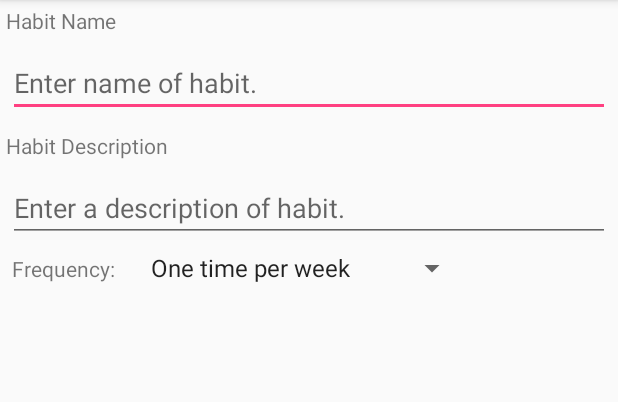
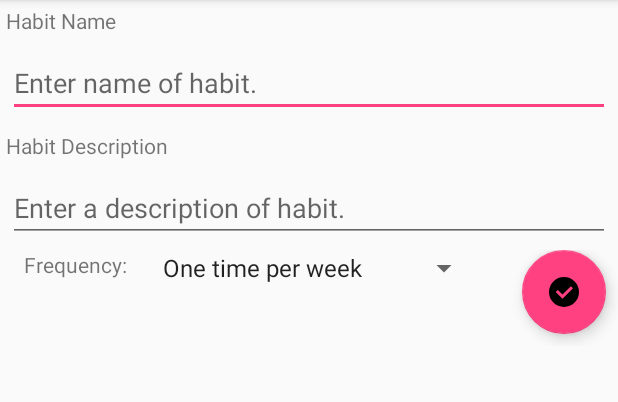
Before and after one commit to WhaleMentalist/HabitTracker, an Android app: the screen it shows after launch (AddHabitActivity), after a tap on an icon or button, on a phone screen of 412 x 824 dp, the part 84-486 px from its top. Run offline under Robolectric (Android 15) with nearby library versions, the phone set to English and light mode, and no system bars; our stand-ins replace Room's generated code.

Commit message:
Local storage works! It is persistent. Will need to start implementing unit tests soon to verify use cases.

```diff
--- a/app/build.gradle
+++ b/app/build.gradle
@@ -9,6 +9,7 @@ android {
         versionCode 1
         versionName "1.0"
         testInstrumentationRunner "android.support.test.runner.AndroidJUnitRunner"
+        vectorDrawables.useSupportLibrary = true
     }
     buildTypes {
         release {
--- a/app/src/main/java/us/spencer/habittracker/addhabit/AddHabitActivity.java
+++ b/app/src/main/java/us/spencer/habittracker/addhabit/AddHabitActivity.java
@@ -5,15 +5,24 @@ import android.support.annotation.Nullable;
 import android.support.v7.app.AppCompatActivity;
 
 import us.spencer.habittracker.R;
+import us.spencer.habittracker.utility.Injection;
 
 /**
  * Allow user to add a habit to track
  */
 public class AddHabitActivity extends AppCompatActivity {
 
+    private AddHabitPresenter mAddHabitPresenter;
+
     @Override
     protected void onCreate(@Nullable Bundle savedInstanceState) {
         super.onCreate(savedInstanceState);
         setContentView(R.layout.addhabit_act);
+
+        AddHabitFragment addHabitFragment =  (AddHabitFragment) getFragmentManager()
+                .findFragmentById(R.id.add_habit_frag);
+
+        mAddHabitPresenter = new AddHabitPresenter(Injection.provideHabitsRepository(this),
+                                                        addHabitFragment);
     }
 }
--- a/app/src/main/java/us/spencer/habittracker/addhabit/AddHabitContract.java
+++ b/app/src/main/java/us/spencer/habittracker/addhabit/AddHabitContract.java
@@ -12,6 +12,8 @@ public interface AddHabitContract {
     interface View extends BaseView<Presenter> {
 
         boolean isActive();
+
+        void showToast();
     }
 
     interface Presenter extends BasePresenter {
--- a/app/src/main/java/us/spencer/habittracker/addhabit/AddHabitFragment.java
+++ b/app/src/main/java/us/spencer/habittracker/addhabit/AddHabitFragment.java
@@ -3,12 +3,14 @@ package us.spencer.habittracker.addhabit;
 import android.app.Fragment;
 import android.os.Bundle;
 import android.support.annotation.NonNull;
+import android.support.design.widget.FloatingActionButton;
 import android.view.LayoutInflater;
 import android.view.View;
 import android.view.ViewGroup;
 import android.widget.ArrayAdapter;
 import android.widget.Spinner;
 import android.widget.TextView;
+import android.widget.Toast;
 
 import us.spencer.habittracker.R;
 
@@ -36,7 +38,7 @@ public class AddHabitFragment extends Fragment implements AddHabitContract.View
     @Override
     public void onResume() {
         super.onResume();
-        // mPresenter.start();
+        mPresenter.start();
     }
 
     @Override
@@ -57,6 +59,17 @@ public class AddHabitFragment extends Fragment implements AddHabitContract.View
                 android.R.layout.simple_spinner_item);
         adapter.setDropDownViewResource(android.R.layout.simple_spinner_dropdown_item);
         mFrequency.setAdapter(adapter);
+
+        FloatingActionButton confirmInputAction = root.findViewById(R.id.confirm_input_action);
+
+        confirmInputAction.setOnClickListener(new View.OnClickListener() {
+
+            @Override
+            public void onClick(View view) {
+                mPresenter.addHabit(mTitle.getText().toString(), mDescription.getText().toString());
+            }
+        });
+
         return root;
     }
 
@@ -69,4 +82,9 @@ public class AddHabitFragment extends Fragment implements AddHabitContract.View
     public boolean isActive() {
         return isAdded();
     }
+
+    @Override
+    public void showToast() {
+        Toast.makeText(getActivity(), "Added habit successfully!", Toast.LENGTH_SHORT).show();
+    }
 }
--- a/app/src/main/java/us/spencer/habittracker/addhabit/AddHabitPresenter.java
+++ b/app/src/main/java/us/spencer/habittracker/addhabit/AddHabitPresenter.java
@@ -1,13 +1,38 @@
 package us.spencer.habittracker.addhabit;
 
+import android.support.annotation.NonNull;
 
-public class AddHabitPresenter implements AddHabitContract.Presenter {
+import us.spencer.habittracker.database.HabitsDataSource;
+import us.spencer.habittracker.model.Habit;
+
+import static com.google.common.base.Preconditions.checkNotNull;
+
+public class AddHabitPresenter implements AddHabitContract.Presenter, HabitsDataSource.SaveHabitCallback {
+
+    @NonNull
+    private final HabitsDataSource mHabitsRepository;
+
+    @NonNull
+    private final AddHabitContract.View mAddHabitView;
+
+    public AddHabitPresenter(@NonNull HabitsDataSource habitsRepository,
+                             @NonNull AddHabitContract.View addHabitView) {
+        mHabitsRepository = checkNotNull(habitsRepository);
+        mAddHabitView = checkNotNull(addHabitView);
+        mAddHabitView.setPresenter(this);
+    }
 
     @Override
     public void start() {}
 
     @Override
     public void addHabit(String title, String description) {
+        Habit habit = new Habit(title, description);
+        mHabitsRepository.saveHabit(habit, this);
+    }
 
+    @Override
+    public void onHabitSaved() {
+        mAddHabitView.showToast();
     }
 }
--- a/app/src/main/java/us/spencer/habittracker/database/AppDatabase.java
+++ b/app/src/main/java/us/spencer/habittracker/database/AppDatabase.java
@@ -19,7 +19,7 @@ public abstract class AppDatabase extends RoomDatabase {
 
     public abstract HabitDAO habitDAO();
 
-    private static final Object sLock = new Object();
+    private static final Object sLock = new Object(); /** Need access to DB to be managed fairly and without anomalies */
 
     public static AppDatabase getInstance(final Context context) {
         synchronized (sLock) {
--- a/app/src/main/java/us/spencer/habittracker/database/HabitDAO.java
+++ b/app/src/main/java/us/spencer/habittracker/database/HabitDAO.java
@@ -1,5 +1,6 @@
 package us.spencer.habittracker.database;
 
+import android.arch.persistence.room.Dao;
 import android.arch.persistence.room.Insert;
 import android.arch.persistence.room.OnConflictStrategy;
 import android.arch.persistence.room.Query;
@@ -11,6 +12,7 @@ import us.spencer.habittracker.model.Habit;
 /**
  * Interface allows contract for database access.
  */
+@Dao
 public interface HabitDAO {
 
     /** Select all habits from table.
@@ -23,11 +25,11 @@ public interface HabitDAO {
     /**
      * Select habit by id.
      *
-     * @param id    the habit id
-     * @return  the habit with id
+     * @param name    the habit name
+     * @return  the habit with name
      */
-    @Query("SELECT * FROM habits WHERE habit_id = :id")
-    Habit getHabitById(Long id);
+    @Query("SELECT * FROM habits WHERE habit_name = :name")
+    Habit getHabitById(String name);
 
     /**
      * Insert a habit in the database. If it exists, replace it.
@@ -38,13 +40,13 @@ public interface HabitDAO {
     void insertHabit(Habit habit);
 
     /**
-     * Delete a habit by id
+     * Delete a habit by name
      *
-     * @param id    the habit id
+     * @param name    the habit name
      * @return  the number of habits deleted.
      */
-    @Query("DELETE FROM habits WHERE habit_id = :id")
-    int deleteHabitById(Long id);
+    @Query("DELETE FROM habits WHERE habit_name = :name")
+    int deleteHabitById(String name);
 
     @Query("DELETE FROM habits")
     void deleteHabits();
--- a/app/src/main/java/us/spencer/habittracker/database/HabitsDataSource.java
+++ b/app/src/main/java/us/spencer/habittracker/database/HabitsDataSource.java
@@ -1,8 +1,19 @@
 package us.spencer.habittracker.database;
+
+import android.support.annotation.NonNull;
+
+import us.spencer.habittracker.model.Habit;
 
 /**
  * Entry point for accessing habit data.
  */
 public interface HabitsDataSource {
 
+    interface SaveHabitCallback {
+
+        void onHabitSaved();
+
+    }
+
+    void saveHabit(@NonNull Habit habit, SaveHabitCallback callback);
 }
--- /dev/null
+++ b/app/src/main/java/us/spencer/habittracker/database/HabitsRepository.java
@@ -0,0 +1,69 @@
+package us.spencer.habittracker.database;
+
+import android.support.annotation.NonNull;
+
+import java.util.LinkedHashMap;
+import java.util.Map;
+
+import us.spencer.habittracker.model.Habit;
+
+import static com.google.common.base.Preconditions.checkNotNull;
+
+/**
+ * Implementation that allows access into database containing
+ * habits. For now, we will use local storage. Later, a remote
+ * may be implemented for more interesting features
+ * (i.e sharing completion of habit).
+ */
+public class HabitsRepository implements HabitsDataSource {
+
+    private static HabitsRepository INSTANCE  = null;
+
+    private final HabitsDataSource mHabitsLocalDataSource;
+
+    private Map<String, Habit> mCachedHabit;
+
+    /**
+     * Private constructor to enforce singleton design pattern
+     *
+     * @param habitsLocalDataSource the local data on device
+     */
+    private HabitsRepository(@NonNull HabitsDataSource habitsLocalDataSource) {
+        mHabitsLocalDataSource = habitsLocalDataSource;
+    }
+
+    /**
+     * Return single instance of class.
+     *
+     * @param habitsLocalDataSource the local data on device
+     *
+     * @return  the {@link HabitsRepository} instance
+     */
+    public static HabitsRepository getInstance(HabitsDataSource habitsLocalDataSource) {
+        if(INSTANCE == null) {
+            INSTANCE = new HabitsRepository(habitsLocalDataSource);
+        }
+
+        return INSTANCE;
+    }
+
+    /**
+     * Used to force {@link #getInstance(HabitsDataSource)} to create a new instance
+     * when called again
+     */
+    public static void destroyInstance() {
+        INSTANCE = null;
+    }
+
+    @Override
+    public void saveHabit(@NonNull Habit habit, @NonNull SaveHabitCallback callback) {
+        checkNotNull(habit);
+        mHabitsLocalDataSource.saveHabit(habit, callback); /** Save to DB */
+
+        if(mCachedHabit == null) {
+            mCachedHabit = new LinkedHashMap<>();
+        }
+
+        mCachedHabit.put(habit.getName(), habit);
+    }
+}
--- a/app/src/main/java/us/spencer/habittracker/database/local/HabitsLocalDataSource.java
+++ b/app/src/main/java/us/spencer/habittracker/database/local/HabitsLocalDataSource.java
@@ -1,12 +1,78 @@
 package us.spencer.habittracker.database.local;
 
+import android.support.annotation.NonNull;
 
+import java.util.List;
+
+import us.spencer.habittracker.database.HabitDAO;
 import us.spencer.habittracker.database.HabitsDataSource;
+import us.spencer.habittracker.model.Habit;
+import us.spencer.habittracker.utility.AppExecutors;
+
+import static com.google.common.base.Preconditions.checkNotNull;
 
 /**
  * Concrete implementation of data source as a database.
+ * This will be a singleton design pattern.
  */
 public class HabitsLocalDataSource implements HabitsDataSource {
 
+    private static volatile HabitsLocalDataSource INSTANCE;
 
+    private HabitDAO mHabitDAO;
+
+    private AppExecutors mAppExecutors;
+
+    /**
+     * Private constructor to enforce singleton design pattern
+     *
+     * @param appExecutors  the executor that will run queries on seperate thread
+     * @param habitDAO  the data access object that helps with queries to database
+     */
+    private HabitsLocalDataSource(@NonNull AppExecutors appExecutors, HabitDAO habitDAO) {
+        mAppExecutors = appExecutors;
+        mHabitDAO = habitDAO;
+    }
+
+    /**
+     * Creates single instance of class if neccessary.
+     *
+     * @param appExecutors  the executor that will run I/O in background thread
+     * @param habitDAO  the data access object that helps with database access
+     * @return  an instance of {@link HabitsLocalDataSource}
+     */
+    public static HabitsLocalDataSource getInstance(@NonNull AppExecutors appExecutors,
+                                                    @NonNull HabitDAO habitDAO) {
+        if(INSTANCE == null) {
+            synchronized (HabitsLocalDataSource.class) {
+                if(INSTANCE == null) {
+                    INSTANCE = new HabitsLocalDataSource(appExecutors, habitDAO);
+                }
+            }
+        }
+        return INSTANCE;
+    }
+
+    @Override
+    public void saveHabit(@NonNull final Habit habit, @NonNull final SaveHabitCallback callback) {
+        checkNotNull(habit);
+        Runnable saveHabit = new Runnable() {
+
+            @Override
+            public void run() {
+                mHabitDAO.insertHabit(habit);
+
+                /** Need to execute UI changes on main thread */
+                mAppExecutors.mainThread().execute(new Runnable() {
+
+                    @Override
+                    public void run() {
+                        callback.onHabitSaved();
+                    }
+                });
+
+            }
+        };
+        mAppExecutors.diskIO().execute(saveHabit);
+    }
 }
--- a/app/src/main/java/us/spencer/habittracker/utility/AppExecutor.java
+++ b/app/src/main/java/us/spencer/habittracker/utility/AppExecutors.java
@@ -13,7 +13,7 @@ import java.util.concurrent.Executor;
  * is added such as networking. This will also prevent unnecessary waiting from
  * disk I/O slowness.
  */
-public class AppExecutor {
+public class AppExecutors {
 
     private static final int THREAD_COUNT = 2;
 
@@ -21,12 +21,12 @@ public class AppExecutor {
 
     private final Executor mMainThread;
 
-    private AppExecutor(DiskIOThreadExecutor diskIO, MainThreadExecutor mainThread) {
+    private AppExecutors(DiskIOThreadExecutor diskIO, MainThreadExecutor mainThread) {
         mDiskIO = diskIO;
         mMainThread = mainThread;
     }
 
-    public AppExecutor() {
+    public AppExecutors() {
         this(new DiskIOThreadExecutor(), new MainThreadExecutor());
     }
 
@@ -39,4 +39,22 @@ public class AppExecutor {
             mainThreadHandler.post(runnable);
         }
     }
+
+    /**
+     * Return executor that will run I/O in background
+     *
+     * @return  the {@link Executor} that is responsible for handling I/O based operations
+     */
+    public Executor diskIO() {
+        return mDiskIO;
+    }
+
+    /**
+     * Return executor that will run UI elements
+     *
+     * @return the {@link Executor} that is responsible for handling UI
+     */
+    public Executor mainThread() {
+        return mMainThread;
+    }
 }
--- a/app/src/main/java/us/spencer/habittracker/utility/Injection.java
+++ b/app/src/main/java/us/spencer/habittracker/utility/Injection.java
@@ -1,4 +1,13 @@
 package us.spencer.habittracker.utility;
+
+import android.content.Context;
+import android.support.annotation.NonNull;
+
+import us.spencer.habittracker.database.AppDatabase;
+import us.spencer.habittracker.database.HabitsRepository;
+import us.spencer.habittracker.database.local.HabitsLocalDataSource;
+
+import static com.google.common.base.Preconditions.checkNotNull;
 
 /**
  * Utility that creates necessary dependencies for an object.
@@ -6,5 +15,10 @@ package us.spencer.habittracker.utility;
  */
 public class Injection {
 
-
+    public static HabitsRepository provideHabitsRepository(@NonNull Context context) {
+        checkNotNull(context);
+        AppDatabase database = AppDatabase.getInstance(context);
+        return HabitsRepository.getInstance(HabitsLocalDataSource.getInstance(new AppExecutors(),
+                database.habitDAO()));
+    }
 }
--- /dev/null
+++ b/app/src/main/res/drawable/ic_check_circle.xml
@@ -0,0 +1,8 @@
+<!-- drawable/check_circle.xml -->
+<vector xmlns:android="http://schemas.android.com/apk/res/android"
+    android:height="24dp"
+    android:width="24dp"
+    android:viewportWidth="24"
+    android:viewportHeight="24">
+    <path android:fillColor="#000" android:pathData="M12,2A10,10 0 0,1 22,12A10,10 0 0,1 12,22A10,10 0 0,1 2,12A10,10 0 0,1 12,2M11,16.5L18,9.5L16.59,8.09L11,13.67L7.91,10.59L6.5,12L11,16.5Z" />
+</vector>
--- a/app/src/main/res/layout/addhabit_frag.xml
+++ b/app/src/main/res/layout/addhabit_frag.xml
@@ -41,30 +41,47 @@
 
         <android.support.constraint.ConstraintLayout
             android:layout_width="match_parent"
-            android:layout_height="wrap_content">
+            android:layout_height="match_parent">
 
             <TextView
                 android:id="@+id/add_habit_freq_tv"
                 android:layout_width="wrap_content"
                 android:layout_height="wrap_content"
                 android:layout_marginLeft="16dp"
-                android:layout_marginStart="8dp"
+                android:layout_marginStart="16dp"
                 android:text="@string/add_habit_freq_text"
                 app:layout_constraintBottom_toBottomOf="parent"
                 app:layout_constraintLeft_toLeftOf="parent"
                 app:layout_constraintStart_toStartOf="parent"
-                app:layout_constraintTop_toTopOf="parent" />
+                app:layout_constraintTop_toTopOf="parent"
+                app:layout_constraintVertical_bias="0.0" />
 
             <!-- Support older versions, we need to add margin left -->
             <Spinner
                 android:id="@+id/add_habit_freq_spinner"
                 android:layout_width="wrap_content"
                 android:layout_height="wrap_content"
+                android:layout_marginLeft="16dp"
                 android:layout_marginStart="16dp"
-                android:layout_marginLeft="16dp"
                 app:layout_constraintStart_toEndOf="@+id/add_habit_freq_tv" />
+
+            <android.support.design.widget.FloatingActionButton
+                android:id="@+id/confirm_input_action"
+                android:layout_width="0dp"
+                android:layout_height="wrap_content"
+                android:layout_marginBottom="8dp"
+                android:layout_marginRight="8dp"
+                android:layout_marginEnd="8dp"
+                android:clickable="true"
+                android:focusable="false"
+                app:layout_constraintBottom_toBottomOf="parent"
+                app:layout_constraintEnd_toEndOf="parent"
+                app:layout_constraintTop_toTopOf="parent"
+                app:layout_constraintVertical_bias="1.0"
+                app:srcCompat="@drawable/ic_check_circle" />
 
         </android.support.constraint.ConstraintLayout>
 
     </LinearLayout>
+
 </ScrollView>
```
Also changed, not shown: app/src/main/java/us/spencer/habittracker/model/Habit.java (+4 -15 lines).
